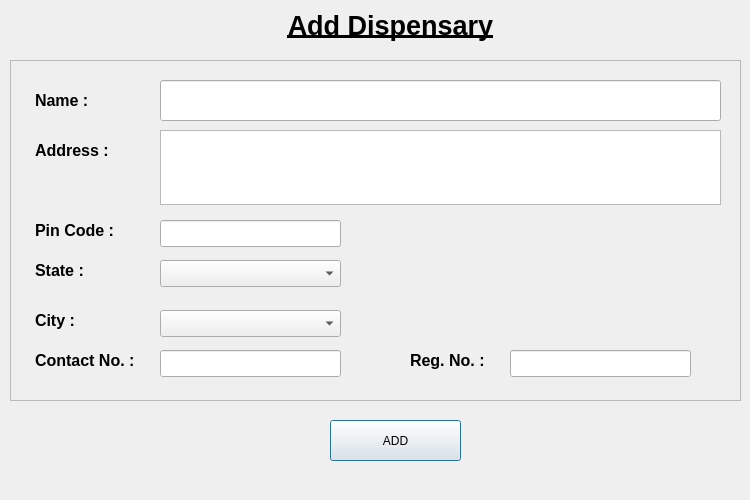
Before: the Qt Designer form Layouts/Dialogs/superadmin/Dispensaries/addDispensary.ui in bits-magnet/MDTouchs, drawn with Qt 5.
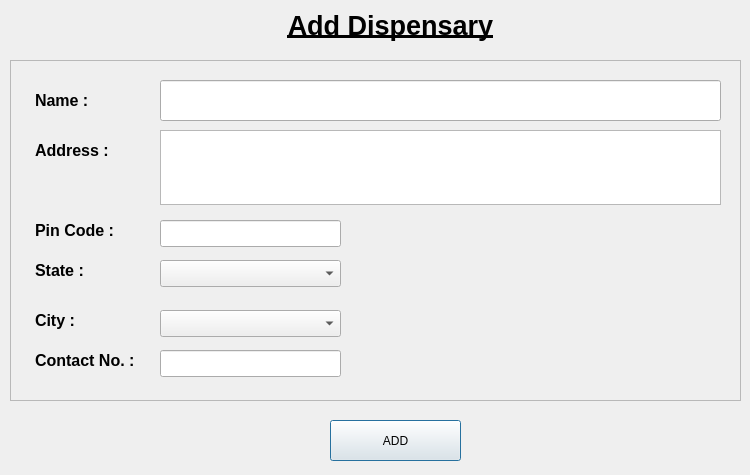
After: the same form once the commit is applied.

```diff
--- a/Layouts/Dialogs/superadmin/Dispensaries/addDispensary.ui
+++ b/Layouts/Dialogs/superadmin/Dispensaries/addDispensary.ui
@@ -7,7 +7,7 @@
     <x>0</x>
     <y>0</y>
     <width>750</width>
-    <height>500</height>
+    <height>475</height>
    </rect>
   </property>
   <property name="windowTitle">
@@ -185,29 +185,6 @@
      </rect>
     </property>
    </widget>
-   <widget class="QLabel" name="registrationNoLabel">
-    <property name="geometry">
-     <rect>
-      <x>400</x>
-      <y>280</y>
-      <width>101</width>
-      <height>41</height>
-     </rect>
-    </property>
-    <property name="text">
-     <string>&lt;html&gt;&lt;head/&gt;&lt;body&gt;&lt;p&gt;&lt;span style=&quot; font-size:12pt; font-weight:600;&quot;&gt;Reg. No. :&lt;/span&gt;&lt;/p&gt;&lt;/body&gt;&lt;/html&gt;</string>
-    </property>
-   </widget>
-   <widget class="QLineEdit" name="pinCode_2">
-    <property name="geometry">
-     <rect>
-      <x>500</x>
-      <y>290</y>
-      <width>181</width>
-      <height>27</height>
-     </rect>
-    </property>
-   </widget>
   </widget>
   <widget class="QPushButton" name="addButton">
    <property name="geometry">
```
Left out of the diff: 2 changed lines with no effect on the pictures.
